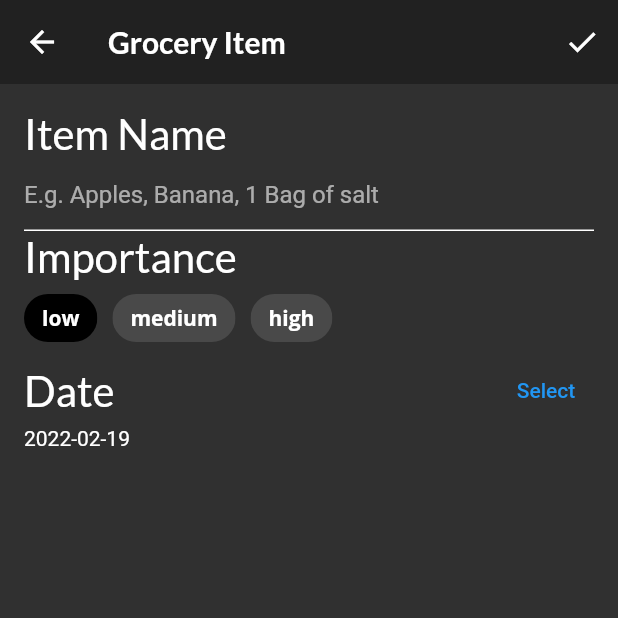
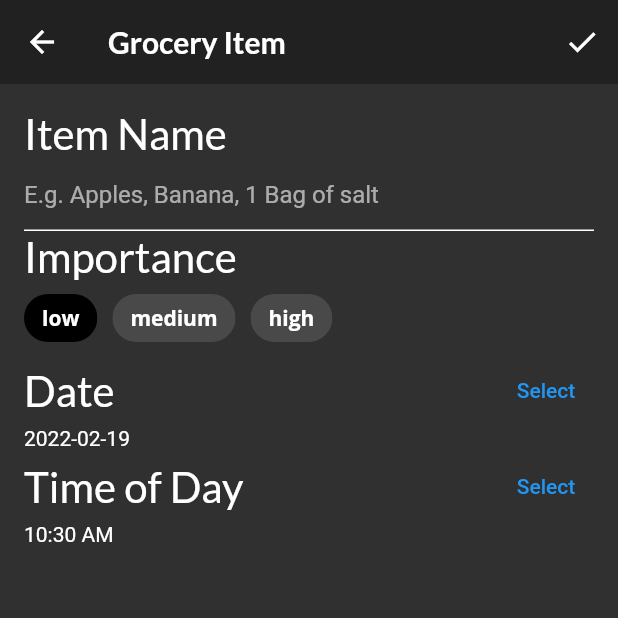
Before and after one commit to DahackerInno/05-scrollable-widgets, a Flutter app: the screen it shows after launch, item 3 of the bottom bar chosen, after a tap on the "add" icon, on a phone screen of 412 x 824 dp, the top half of it. Run offline on Flutter 3.47's test engine with Material 2 defaults, Android fonts, the phone set to English and light mode, and no system bars; our stand-ins replace flutter_colorpicker, google_fonts; project files that could hold a hidden picture were left out.

Commit message:
Added timePickerField in GroceryItemScreen

```diff
--- a/lib/screens/grocery_item_screen.dart
+++ b/lib/screens/grocery_item_screen.dart
@@ -101,7 +101,7 @@ class _GroceryItemScreenState extends State<GroceryItemScreen> {
             buildNameField(),
             buildImportanceField(),
             buildDateField(context),
-            // TODO 16: Add time picker
+            buildTimeField(context),
             // TODO 17: Add color picker
             // TODO 18: Add slider
             // TODO: 19: Add Grocery Tile
@@ -254,7 +254,43 @@ class _GroceryItemScreenState extends State<GroceryItemScreen> {
   }
 
 
-// TODO: Add buildTimeField()
+// buildTimeField()
+  Widget buildTimeField(BuildContext context) {
+    return Column(
+      crossAxisAlignment: CrossAxisAlignment.start,
+      children: [
+        Row(
+          mainAxisAlignment: MainAxisAlignment.spaceBetween,
+          children: [
+            Text(
+              'Time of Day',
+              style: GoogleFonts.lato(fontSize: 28.0),
+            ),
+            TextButton(
+              child: const Text('Select'),
+              onPressed: () async {
+                // 1
+                final timeOfDay = await showTimePicker(
+                  // 2
+                  initialTime: TimeOfDay.now(),
+                  context: context,
+                );
+
+                // 3
+                setState(() {
+                  if (timeOfDay != null) {
+                    _timeOfDay = timeOfDay;
+                  }
+                });
+              },
+            ),
+          ],
+        ),
+        Text('${_timeOfDay.format(context)}'),
+      ],
+    );
+  }
+
 
 // TODO: Add buildColorPicker()
 
```
